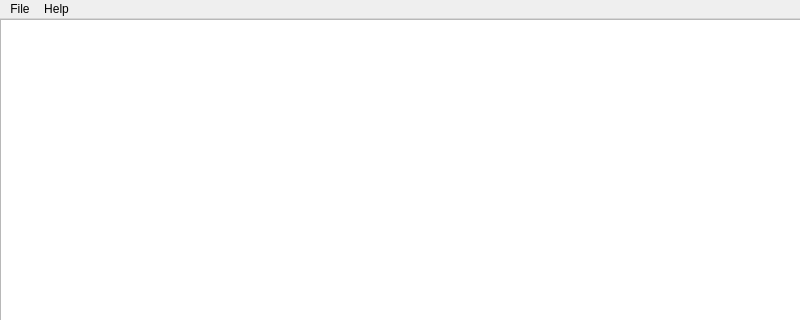
Before: the Qt Designer form mainwindow.ui in AritxOnly/Qt-kobeNotepad, drawn with Qt 5; both pictures show x 0 to 800 and y 0 to 320 of the 800 by 600 pixel window.
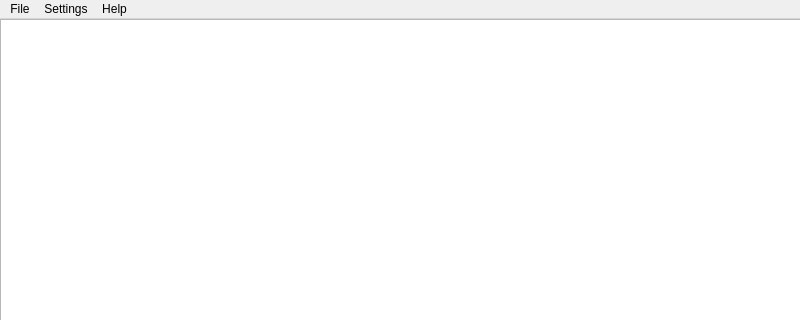
After: the same form once the commit is applied.

Diff of the .ui file:
```diff
--- a/mainwindow.ui
+++ b/mainwindow.ui
@@ -57,7 +57,14 @@
     </property>
     <addaction name="actionAbout"/>
    </widget>
+   <widget class="QMenu" name="menuSettings">
+    <property name="title">
+     <string>Settings</string>
+    </property>
+    <addaction name="actionFont"/>
+   </widget>
    <addaction name="menu"/>
+   <addaction name="menuSettings"/>
    <addaction name="menuHelp"/>
   </widget>
   <widget class="QStatusBar" name="statusbar"/>
```
Left out of the diff: 5 changed lines with no effect on the pictures.
